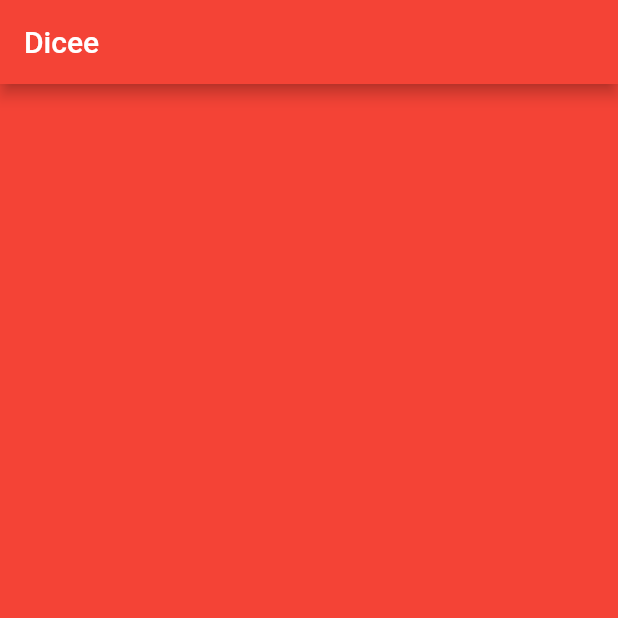
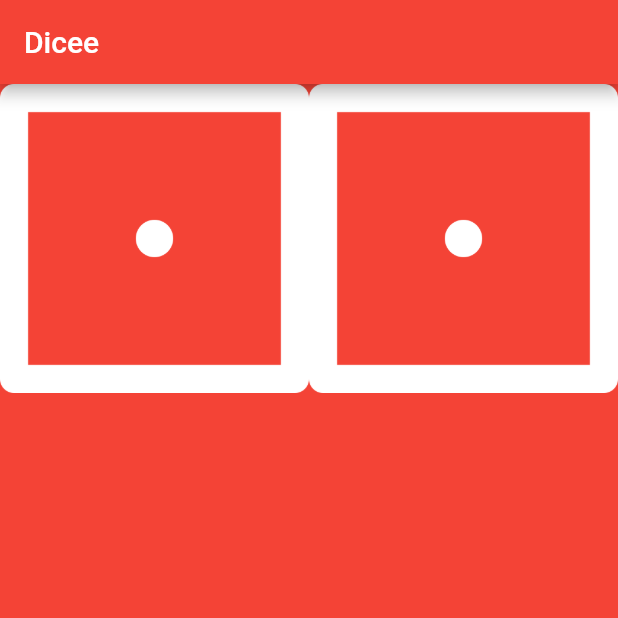
Before and after one commit to Dadajon/flutter-development, a Flutter app: the screen it shows after launch, on a phone screen of 412 x 824 dp, the top half of it. Run offline on Flutter 3.47's test engine with Material 2 defaults, Android fonts, the light colour scheme and no system bars.

Commit message:
Learn #expanded widget

```diff
--- a/dicee/lib/main.dart
+++ b/dicee/lib/main.dart
@@ -18,6 +18,15 @@ void main() {
 class DicePage extends StatelessWidget {
   @override
   Widget build(BuildContext context) {
-    return Container();
+    return Row(
+      children: <Widget>[
+        Expanded(
+          child: Image.asset('images/dice1.png'),
+        ),
+        Expanded(
+          child: Image.asset('images/dice1.png'),
+        ),
+      ],
+    );
   }
 }
```
